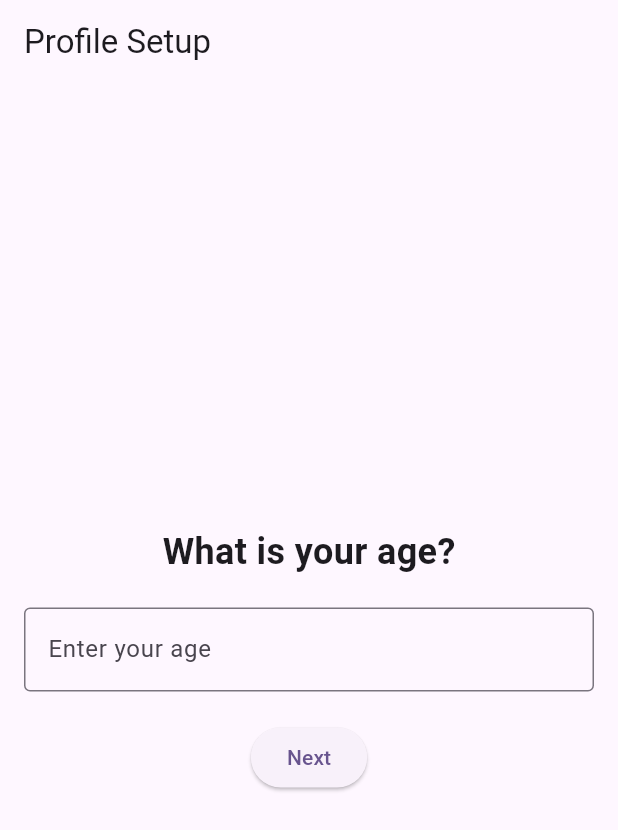
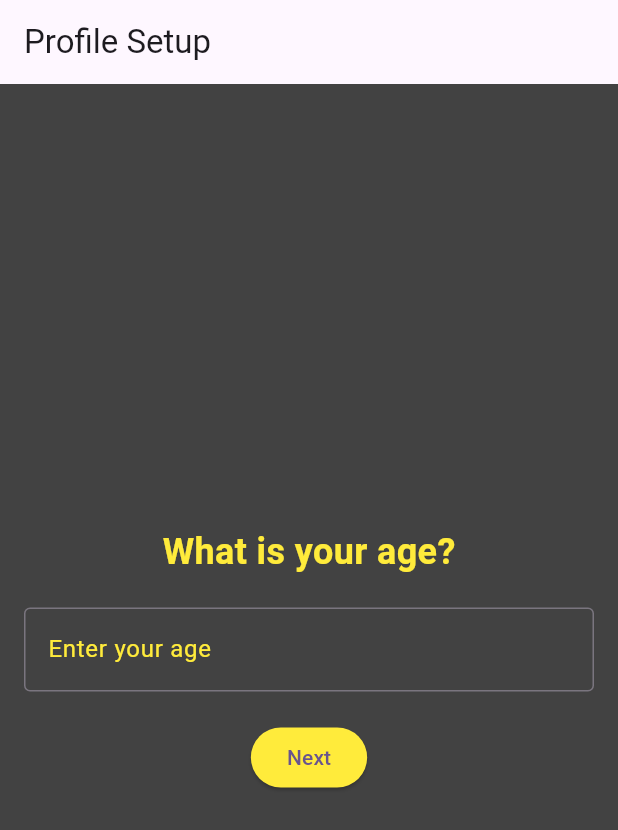
Before and after one commit to RafaelMarian/Project-GymApp_Flutter, a Flutter app: the QuestionnairePage screen opened directly, on a phone screen of 412 x 824 dp. Shown: the top 830 px of the screen. Run offline on Flutter 3.47's test engine with Material 3 defaults, Android fonts, the phone set to English and light mode, and no system bars; our stand-ins replace firebase_auth, firebase_core; accounts and stored records are empty.

Commit message:
changing the colors

```diff
--- a/lib/questionnaire_page.dart
+++ b/lib/questionnaire_page.dart
@@ -11,7 +11,6 @@ class _QuestionnairePageState extends State<QuestionnairePage> {
   final UserProfile _userProfile = UserProfile();
 
   void _onNextPage(String response) {
-    // Store the response based on the current page
     int pageIndex = _pageController.page!.toInt();
 
     switch (pageIndex) {
@@ -34,7 +33,6 @@ class _QuestionnairePageState extends State<QuestionnairePage> {
         break;
     }
 
-    // Move to the next page
     _pageController.nextPage(
       duration: Duration(milliseconds: 300),
       curve: Curves.easeIn,
@@ -45,7 +43,9 @@ class _QuestionnairePageState extends State<QuestionnairePage> {
   Widget build(BuildContext context) {
     return Scaffold(
       appBar: AppBar(title: Text('Profile Setup')),
-      body: PageView(
+      body: Container(
+        color: Colors.grey[800], // Background color
+        child: PageView(
           controller: _pageController,
           children: [
             _buildQuestionPage(
@@ -59,6 +59,7 @@ class _QuestionnairePageState extends State<QuestionnairePage> {
             _buildQuestionPage('How often do you go to the gym?',
                 'Select frequency', _onNextPage),
           ],
+        ),
       ),
     );
   }
@@ -74,18 +75,32 @@ class _QuestionnairePageState extends State<QuestionnairePage> {
         children: [
           Text(
             question,
-            style: TextStyle(fontSize: 24.0, fontWeight: FontWeight.bold),
+            style: TextStyle(
+              fontSize: 24.0,
+              fontWeight: FontWeight.bold,
+              color: Colors.yellow, // Yellow text color
+            ),
           ),
           SizedBox(height: 20.0),
           TextField(
             controller: controller,
             decoration: InputDecoration(
               hintText: hint,
-              border: OutlineInputBorder(),
+              hintStyle: TextStyle(color: Colors.yellow), // Yellow hint text
+              border: OutlineInputBorder(
+                borderSide: BorderSide(color: Colors.yellow), // Yellow border
               ),
+              focusedBorder: OutlineInputBorder(
+                borderSide: BorderSide(color: Colors.yellow), // Yellow border
+              ),
+            ),
+            style: TextStyle(color: Colors.white), // White text color
           ),
           SizedBox(height: 20.0),
           ElevatedButton(
+            style: ElevatedButton.styleFrom(
+              backgroundColor: Colors.yellow, // Yellow button
+            ),
             onPressed: () {
               onNext(controller.text.trim());
             },
```
Lines whose indentation alone changed are shown as unchanged.
